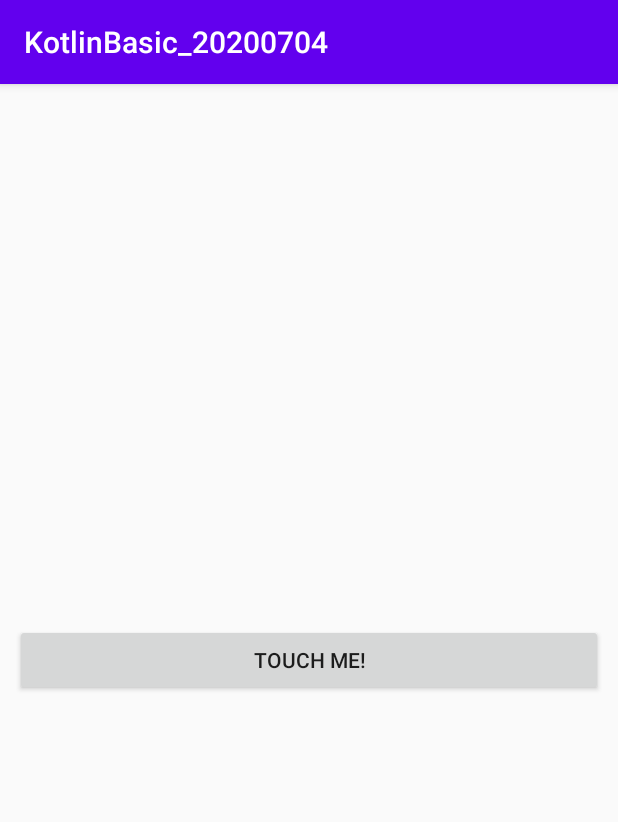
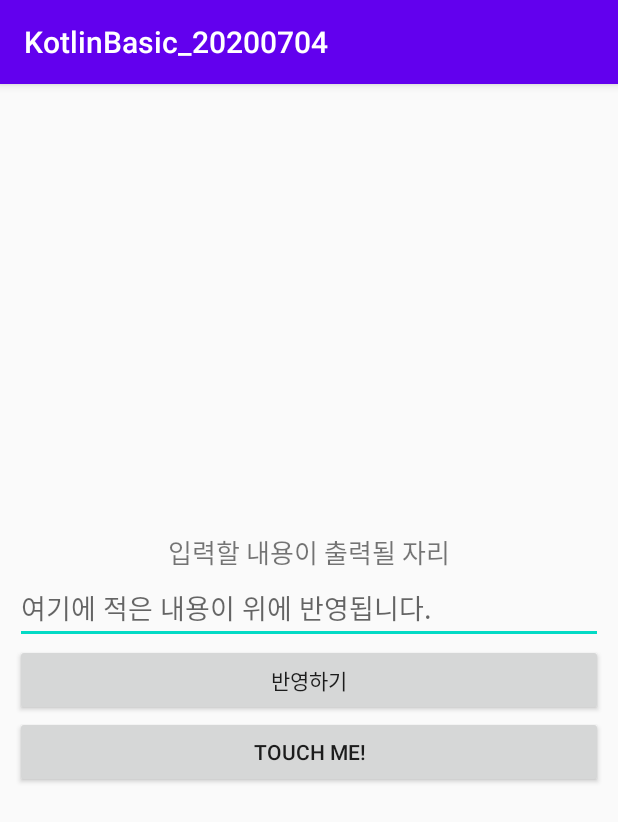
Before and after one commit to jinLee79/KotlinBasic_20200704, an Android app: the screen it shows after launch (MainActivity), on a phone screen of 412 x 824 dp. Shown: the top 822 px of the screen. Run offline under Robolectric (Android 15) with nearby library versions, the phone set to English and light mode, and no system bars.

Commit message:
입력한 내용을 반영해주기

```diff
--- a/app/src/main/java/kr/co/tjoeun/kotlinbasic_20200704/MainActivity.kt
+++ b/app/src/main/java/kr/co/tjoeun/kotlinbasic_20200704/MainActivity.kt
@@ -11,6 +11,15 @@ class MainActivity : AppCompatActivity() {
         super.onCreate(savedInstanceState)
         setContentView(R.layout.activity_main)
 
+//        적용하기 버틴이 눌린 경우
+        applyBtn.setOnClickListener {
+//            inputEdt에 입력된 내용(text속성의 값)을 받아와서 (get)
+            val inputContent = inputEdt.text.toString()
+
+//            resultTxt의 내용(text속성의 값)으로 반영 (set)
+            resultTxt.text = inputContent
+        }
+
         touchBtn.setOnClickListener {
             //터치 버튼이 눌리면 실행될 코드를 적는 공간
 
@@ -21,8 +30,6 @@ class MainActivity : AppCompatActivity() {
 
             Log.e("메인화면", "에러시 로그 찍을 때 사용")
 
-
-
         }
     }
 }
--- a/app/src/main/res/layout/activity_main.xml
+++ b/app/src/main/res/layout/activity_main.xml
@@ -9,6 +9,26 @@
     android:gravity="center"
     tools:context=".MainActivity">
 
+    <TextView
+        android:id="@+id/resultTxt"
+        android:layout_width="wrap_content"
+        android:layout_height="wrap_content"
+        android:textSize="17sp"
+        android:text="입력할 내용이 출력될 자리"/>
+
+    <EditText
+        android:id="@+id/inputEdt"
+        android:layout_width="match_parent"
+        android:layout_height="wrap_content"
+        android:hint="여기에 적은 내용이 위에 반영됩니다."
+        android:singleLine="true"/>
+
+    <Button
+        android:id="@+id/applyBtn"
+        android:layout_width="match_parent"
+        android:layout_height="wrap_content"
+        android:text="반영하기"/>
+
     <Button
         android:id="@+id/touchBtn"
         android:layout_width="match_parent"
```
